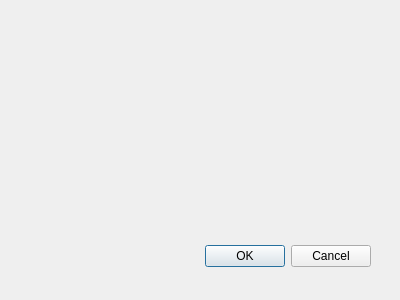
Old version of the form wtyczka_qgis_projekt_2_dialog_base.ui in the repository AdaGieraltowska/Repozytorim_projekt2.
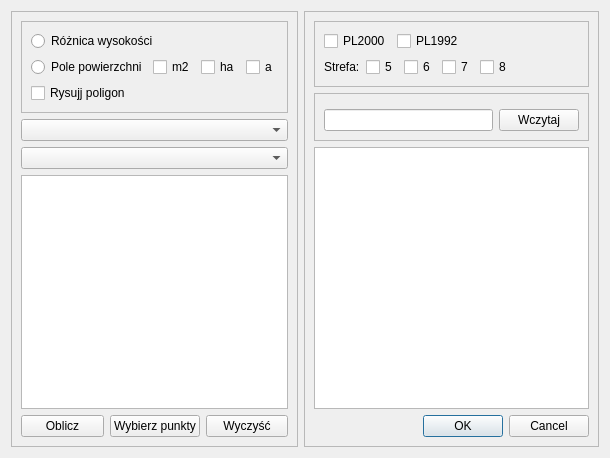
New version of the form. Custom widgets are drawn as their Qt base class.

```diff
--- a/wtyczka_qgis_projekt_2_dialog_base.ui
+++ b/wtyczka_qgis_projekt_2_dialog_base.ui
@@ -1,34 +1,286 @@
 <ui version="4.0" >
  <class>WtyczkaQgisProjekt2DialogBase</class>
- <widget class="QDialog" name="WtyczkaQgisProjekt2DialogBase" >
-  <property name="geometry" >
+ <widget class="QDialog" name="WtyczkaQgisProjekt2DialogBase">
+  <property name="geometry">
    <rect>
     <x>0</x>
     <y>0</y>
-    <width>400</width>
-    <height>300</height>
+    <width>610</width>
+    <height>458</height>
    </rect>
   </property>
   <property name="windowTitle" >
    <string>Wtyczka Qgis Projekt 2</string>
   </property>
-  <widget class="QDialogButtonBox" name="button_box" >
-   <property name="geometry" >
-    <rect>
-     <x>30</x>
-     <y>240</y>
-     <width>341</width>
-     <height>32</height>
-    </rect>
-   </property>
-   <property name="orientation" >
-    <enum>Qt::Horizontal</enum>
-   </property>
-   <property name="standardButtons" >
-    <set>QDialogButtonBox::Cancel|QDialogButtonBox::Ok</set>
-   </property>
-  </widget>
+  <layout class="QGridLayout" name="gridLayout_6">
+   <item row="0" column="0">
+    <widget class="QFrame" name="frame">
+     <property name="frameShape">
+      <enum>QFrame::StyledPanel</enum>
+     </property>
+     <property name="frameShadow">
+      <enum>QFrame::Raised</enum>
+     </property>
+     <layout class="QGridLayout" name="gridLayout_3">
+      <item row="0" column="0" colspan="3">
+       <layout class="QHBoxLayout" name="horizontalLayout_2">
+        <item>
+         <widget class="QFrame" name="frame_3">
+          <property name="frameShape">
+           <enum>QFrame::StyledPanel</enum>
+          </property>
+          <property name="frameShadow">
+           <enum>QFrame::Raised</enum>
+          </property>
+          <layout class="QGridLayout" name="gridLayout_2">
+           <item row="0" column="0">
+            <widget class="QRadioButton" name="radioButton_dH">
+             <property name="text">
+              <string>Różnica wysokości</string>
+             </property>
+            </widget>
+           </item>
+           <item row="1" column="0">
+            <layout class="QHBoxLayout" name="horizontalLayout">
+             <item>
+              <widget class="QRadioButton" name="radioButton_pole">
+               <property name="text">
+                <string>Pole powierzchni</string>
+               </property>
+              </widget>
+             </item>
+             <item>
+              <widget class="QCheckBox" name="checkBox_m2">
+               <property name="text">
+                <string>m2</string>
+               </property>
+              </widget>
+             </item>
+             <item>
+              <widget class="QCheckBox" name="checkBox_ha">
+               <property name="text">
+                <string>ha</string>
+               </property>
+              </widget>
+             </item>
+             <item>
+              <widget class="QCheckBox" name="checkBox_a">
+               <property name="text">
+                <string>a</string>
+               </property>
+              </widget>
+             </item>
+            </layout>
+           </item>
+           <item row="2" column="0">
+            <widget class="QCheckBox" name="checkBox_poligon">
+             <property name="text">
+              <string>Rysujj poligon</string>
+             </property>
+            </widget>
+           </item>
+          </layout>
+         </widget>
+        </item>
+       </layout>
+      </item>
+      <item row="1" column="0" colspan="3">
+       <widget class="QgsMapLayerComboBox" name="mMapLayerComboBox_wybor_warstwy"/>
+      </item>
+      <item row="2" column="0" colspan="3">
+       <widget class="QgsFieldComboBox" name="mFieldComboBox_wybor_atrybutu"/>
+      </item>
+      <item row="3" column="0" colspan="3">
+       <widget class="QPlainTextEdit" name="plainTextEdit_wyniki"/>
+      </item>
+      <item row="4" column="0">
+       <widget class="QPushButton" name="pushButton_oblicz">
+        <property name="text">
+         <string>Oblicz</string>
+        </property>
+       </widget>
+      </item>
+      <item row="4" column="1">
+       <widget class="QPushButton" name="pushButton_wybierz">
+        <property name="text">
+         <string>Wybierz punkty</string>
+        </property>
+       </widget>
+      </item>
+      <item row="4" column="2">
+       <widget class="QPushButton" name="pushButton_clear">
+        <property name="text">
+         <string>Wyczyść</string>
+        </property>
+       </widget>
+      </item>
+     </layout>
+    </widget>
+   </item>
+   <item row="0" column="1">
+    <widget class="QFrame" name="frame_6">
+     <property name="frameShape">
+      <enum>QFrame::StyledPanel</enum>
+     </property>
+     <property name="frameShadow">
+      <enum>QFrame::Raised</enum>
+     </property>
+     <layout class="QGridLayout" name="gridLayout">
+      <item row="1" column="0">
+       <widget class="QFrame" name="frame_7">
+        <property name="frameShape">
+         <enum>QFrame::StyledPanel</enum>
+        </property>
+        <property name="frameShadow">
+         <enum>QFrame::Raised</enum>
+        </property>
+        <layout class="QGridLayout" name="gridLayout_8">
+         <item row="1" column="1">
+          <widget class="QPushButton" name="pushButton_wczytaj">
+           <property name="text">
+            <string>Wczytaj</string>
+           </property>
+          </widget>
+         </item>
+         <item row="1" column="0">
+          <widget class="QLineEdit" name="lineEdit_nazwa_warstwy"/>
+         </item>
+         <item row="0" column="0" colspan="2">
+          <widget class="QgsFileWidget" name="mQgsFileWidget_plik"/>
+         </item>
+        </layout>
+       </widget>
+      </item>
+      <item row="2" column="0">
+       <widget class="QTableWidget" name="tableWidget_zawartosc"/>
+      </item>
+      <item row="0" column="0">
+       <widget class="QFrame" name="frame_4">
+        <property name="frameShape">
+         <enum>QFrame::StyledPanel</enum>
+        </property>
+        <property name="frameShadow">
+         <enum>QFrame::Raised</enum>
+        </property>
+        <layout class="QGridLayout" name="gridLayout_5">
+         <item row="0" column="0">
+          <layout class="QHBoxLayout" name="horizontalLayout_4">
+           <item>
+            <widget class="QCheckBox" name="checkBox_pl2000">
+             <property name="text">
+              <string>PL2000</string>
+             </property>
+            </widget>
+           </item>
+           <item>
+            <widget class="QCheckBox" name="checkBox_pl1992">
+             <property name="text">
+              <string>PL1992</string>
+             </property>
+            </widget>
+           </item>
+           <item>
+            <spacer name="horizontalSpacer_2">
+             <property name="orientation">
+              <enum>Qt::Horizontal</enum>
+             </property>
+             <property name="sizeHint" stdset="0">
+              <size>
+               <width>40</width>
+               <height>20</height>
+              </size>
+             </property>
+            </spacer>
+           </item>
+          </layout>
+         </item>
+         <item row="1" column="0">
+          <layout class="QHBoxLayout" name="horizontalLayout_3">
+           <item>
+            <widget class="QLabel" name="label_strefa">
+             <property name="text">
+              <string>Strefa:</string>
+             </property>
+            </widget>
+           </item>
+           <item>
+            <widget class="QCheckBox" name="checkBox_s5">
+             <property name="text">
+              <string>5</string>
+             </property>
+            </widget>
+           </item>
+           <item>
+            <widget class="QCheckBox" name="checkBox_s6">
+             <property name="text">
+              <string>6</string>
+             </property>
+            </widget>
+           </item>
+           <item>
+            <widget class="QCheckBox" name="checkBox_s7">
+             <property name="text">
+              <string>7</string>
+             </property>
+            </widget>
+           </item>
+           <item>
+            <widget class="QCheckBox" name="checkBox_s8">
+             <property name="text">
+              <string>8</string>
+             </property>
+            </widget>
+           </item>
+           <item>
+            <spacer name="horizontalSpacer">
+             <property name="orientation">
+              <enum>Qt::Horizontal</enum>
+             </property>
+             <property name="sizeHint" stdset="0">
+              <size>
+               <width>40</width>
+               <height>20</height>
+              </size>
+             </property>
+            </spacer>
+           </item>
+          </layout>
+         </item>
+        </layout>
+       </widget>
+      </item>
+      <item row="3" column="0">
+       <widget class="QDialogButtonBox" name="button_box">
+        <property name="orientation">
+         <enum>Qt::Horizontal</enum>
+        </property>
+        <property name="standardButtons">
+         <set>QDialogButtonBox::Cancel|QDialogButtonBox::Ok</set>
+        </property>
+       </widget>
+      </item>
+     </layout>
+    </widget>
+   </item>
+  </layout>
  </widget>
+ <customwidgets>
+  <customwidget>
+   <class>QgsFieldComboBox</class>
+   <extends>QComboBox</extends>
+   <header>qgsfieldcombobox.h</header>
+  </customwidget>
+  <customwidget>
+   <class>QgsFileWidget</class>
+   <extends>QWidget</extends>
+   <header>qgsfilewidget.h</header>
+  </customwidget>
+  <customwidget>
+   <class>QgsMapLayerComboBox</class>
+   <extends>QComboBox</extends>
+   <header>qgsmaplayercombobox.h</header>
+  </customwidget>
+ </customwidgets>
  <resources/>
  <connections>
   <connection>
```
Left out of the diff: 42 changed lines with no effect on the pictures.
